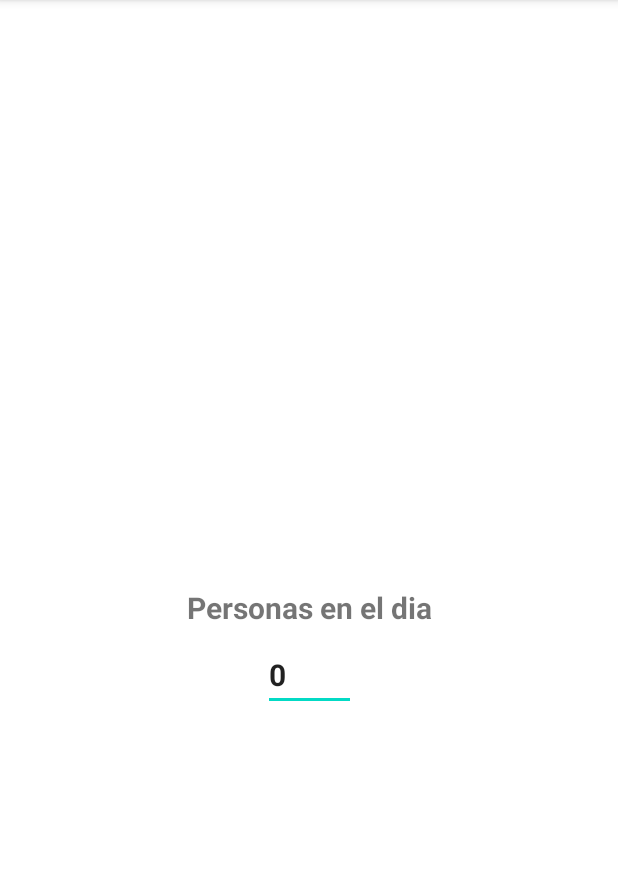
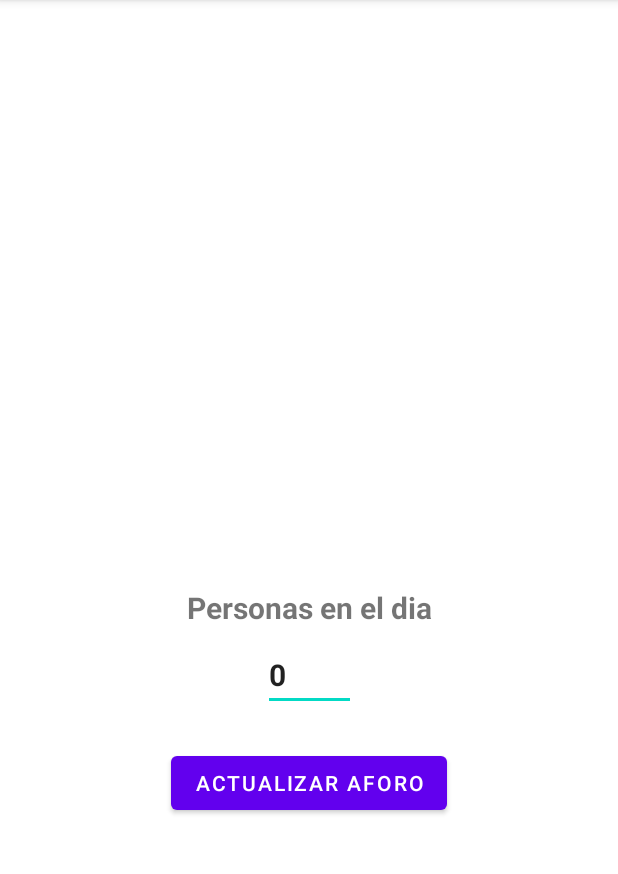
Before and after one commit to HansDavila/AforoSeguro, an Android app: the InicioActivity screen opened directly, with no data from a screen before it, in the options menu, after a tap on "Personas en el dia", on a phone screen of 412 x 824 dp, the part 84-958 px from its top. Run offline under Robolectric (Android 15) with nearby library versions, the phone set to English and light mode, and no system bars; our stand-ins replace Firebase (no records; nobody signed in at launch, a user with empty details on screens opened directly); 1 statement that could not run was skipped.

Commit message:
Se añade actualizacion de aforo

```diff
--- a/app/src/main/java/com/example/puertacovid/ApiService.java
+++ b/app/src/main/java/com/example/puertacovid/ApiService.java
@@ -10,6 +10,6 @@ import retrofit2.Call;
 import retrofit2.http.GET;
 
 public interface ApiService {
-    @GET("/get_random_number")
-    Call<ResponseBody> getRandomNumber();
+    @GET("/get_aforo")
+    Call<ResponseBody> getAforo();
 }
--- a/app/src/main/java/com/example/puertacovid/InicioActivity.java
+++ b/app/src/main/java/com/example/puertacovid/InicioActivity.java
@@ -11,6 +11,7 @@ import android.content.res.Resources;
 import android.graphics.Color;
 import android.os.AsyncTask;
 import android.os.Bundle;
+import android.os.Handler;
 import android.util.Log;
 import android.view.Menu;
 import android.view.MenuItem;
@@ -84,9 +85,47 @@ public class InicioActivity extends AppCompatActivity {
     String command;
     //private OutputStream outputStream;
 
+    private Handler handler = new Handler();
+    private Runnable runnableCode = new Runnable() {
+        @Override
+        public void run() {
+            fetchAforo(); // Método que hace la solicitud GET
+            handler.postDelayed(this, 10000); // Reprograma el runnable cada 10 segundos
+        }
+    };
+
+
+
     @Override
     protected void onResume() {
         super.onResume();
+
+        // Localiza el TextView de capacidad
+        TextView textViewCapacidad = findViewById(R.id.capacidad);
+
+        // Crea una referencia al documento de Firestore
+        DocumentReference aforoRef = fStore.collection("Estado").document("Aforo");
+
+        // Añade un EventListener para escuchar los cambios en tiempo real
+        aforoRef.addSnapshotListener(new EventListener<DocumentSnapshot>() {
+            @Override
+            public void onEvent(@Nullable DocumentSnapshot snapshot,
+                                @Nullable FirebaseFirestoreException e) {
+                if (e != null) {
+                    Log.w(TAG, "Listen failed.", e);
+                    return;
+                }
+
+                if (snapshot != null && snapshot.exists()) {
+                    // Obtiene el valor de Maximo y actualiza el TextView
+                    String maximo = snapshot.getString("Maximo");
+                    textViewCapacidad.setText("Capacidad: " + maximo + " personas");
+                } else {
+                    Log.d(TAG, "Current data: null");
+                }
+            }
+        });
+
         DocumentReference df = fStore.collection("Estado").document("EstadoPuerta");
         df.addSnapshotListener(new EventListener<DocumentSnapshot>() {
             @Override
@@ -113,39 +152,7 @@ public class InicioActivity extends AppCompatActivity {
 
         campoTxt = findViewById(R.id.CampoTxt);
 
-        Retrofit retrofit = new Retrofit.Builder()
-                .baseUrl("http://192.168.0.7:5000/")
-                .addConverterFactory(GsonConverterFactory.create())
-                .build();
-
-        ApiService apiService = retrofit.create(ApiService.class);
-        Call<ResponseBody> call = apiService.getRandomNumber();
-
-        call.enqueue(new Callback<ResponseBody>() {
-            @Override
-            public void onResponse(Call<ResponseBody> call, Response<ResponseBody> response) {
-                if (response.isSuccessful()) {
-                    try {
-                        JSONObject jsonObject = new JSONObject(response.body().string());
-                        int randomNumber = jsonObject.getInt("number");
-                        mTxtReceive.setText(String.valueOf(randomNumber));
-
-                    } catch (JSONException | IOException e) {
-                        e.printStackTrace();
-                        Log.e("API_ERROR", "Error al procesar la respuesta", e);
-                    }
-                } else {
-                    Log.e("API_ERROR", "Respuesta no exitosa: " + response.code());
-                }
-            }
-
-            @Override
-            public void onFailure(Call<ResponseBody> call, Throwable t) {
-                t.printStackTrace();
-                Log.e("API_ERROR", "Error al hacer la llamada", t);
-                campoTxt.setText("Error: " + t.getMessage());
-            }
-        });
+        handler.post(runnableCode);
 
         spinner = findViewById(R.id.spinner);
         mAuth = FirebaseAuth.getInstance();
@@ -317,6 +324,51 @@ mBtnConectar.setOnClickListener(new View.OnClickListener() {
         }
         return super.onOptionsItemSelected(item);
     }
+
+
+    private void fetchAforo() {
+        Retrofit retrofit = new Retrofit.Builder()
+                .baseUrl("http://192.168.0.7:5000/")
+                .addConverterFactory(GsonConverterFactory.create())
+                .build();
+
+        ApiService apiService = retrofit.create(ApiService.class);
+        Call<ResponseBody> call = apiService.getAforo();
+
+        call.enqueue(new Callback<ResponseBody>() {
+            @Override
+            public void onResponse(Call<ResponseBody> call, Response<ResponseBody> response) {
+                if (response.isSuccessful()) {
+                    try {
+                        JSONObject jsonObject = new JSONObject(response.body().string());
+                        int randomNumber = jsonObject.getInt("aforo");
+                        mTxtReceive.setText(String.valueOf(randomNumber));
+                    } catch (JSONException | IOException e) {
+                        e.printStackTrace();
+                        Log.e("API_ERROR", "Error al procesar la respuesta", e);
+                    }
+                } else {
+                    Log.e("API_ERROR", "Respuesta no exitosa: " + response.code());
+                }
+            }
+
+            @Override
+            public void onFailure(Call<ResponseBody> call, Throwable t) {
+                t.printStackTrace();
+                Log.e("API_ERROR", "Error al hacer la llamada", t);
+                campoTxt.setText("Error: " + t.getMessage());
+            }
+        });
+    }
+
+
+    @Override
+    protected void onDestroy() {
+        super.onDestroy();
+        // Detiene cualquier callback pendiente al destruir la actividad
+        handler.removeCallbacks(runnableCode);
+    }
+
     /*private class ReadInput implements Runnable {
 
         private boolean bStop = false;
--- a/app/src/main/java/com/example/puertacovid/Registro_dia.java
+++ b/app/src/main/java/com/example/puertacovid/Registro_dia.java
@@ -1,12 +1,20 @@
 package com.example.puertacovid;
 
+import androidx.annotation.NonNull;
 import androidx.annotation.Nullable;
 import androidx.appcompat.app.AppCompatActivity;
 
+import android.content.Intent;
 import android.os.Bundle;
 import android.util.Log;
+import android.view.View;
+import android.widget.Button;
+import android.widget.EditText;
 import android.widget.TextView;
+import android.widget.Toast;
 
+import com.google.android.gms.tasks.OnFailureListener;
+import com.google.android.gms.tasks.OnSuccessListener;
 import com.google.firebase.firestore.DocumentReference;
 import com.google.firebase.firestore.DocumentSnapshot;
 import com.google.firebase.firestore.EventListener;
@@ -19,12 +27,49 @@ public class Registro_dia extends AppCompatActivity {
     private static final String TAG = "BlueTest5-MainActivity";
 
 
+
     @Override
     protected void onCreate(Bundle savedInstanceState) {
         super.onCreate(savedInstanceState);
         setContentView(R.layout.activity_registro_dia);
         mTxtReceive = (TextView) findViewById(R.id.people_day);
         fStore = FirebaseFirestore.getInstance();
+
+        Button btnUpdateAforo = findViewById(R.id.btnUpdateAforo);
+        EditText peopleDayEditText = findViewById(R.id.people_day);
+
+        // Crea una referencia al documento de Firestore
+        DocumentReference aforoRef = fStore.collection("Estado").document("Aforo");
+
+        // Añade un EventListener para escuchar los cambios en tiempo real
+        aforoRef.addSnapshotListener(new EventListener<DocumentSnapshot>() {
+            @Override
+            public void onEvent(@Nullable DocumentSnapshot snapshot,
+                                @Nullable FirebaseFirestoreException e) {
+                if (e != null) {
+                    Log.w(TAG, "Listen failed.", e);
+                    return;
+                }
+
+                if (snapshot != null && snapshot.exists()) {
+                    // Obtiene el valor de Maximo y actualiza el TextView
+                    String maximo = snapshot.getString("Maximo");
+                    peopleDayEditText.setText(maximo);
+                } else {
+                    Log.d(TAG, "Current data: null");
+                }
+            }
+        });
+
+
+
+        btnUpdateAforo.setOnClickListener(new View.OnClickListener() {
+            @Override
+            public void onClick(View v) {
+                String peopleDayValue = peopleDayEditText.getText().toString();
+                updateFirestoreAforo(peopleDayValue);
+            }
+        });
     }
 
     @Override
@@ -50,4 +95,25 @@ public class Registro_dia extends AppCompatActivity {
             }
         });
     }
+
+    private void updateFirestoreAforo(String value) {
+        FirebaseFirestore db = FirebaseFirestore.getInstance();
+        DocumentReference aforoRef = db.collection("Estado").document("Aforo");
+
+        aforoRef.update("Maximo", value)
+                .addOnSuccessListener(new OnSuccessListener<Void>() {
+                    @Override
+                    public void onSuccess(Void aVoid) {
+                        Toast.makeText(Registro_dia.this, "Aforo actualizado", Toast.LENGTH_SHORT).show();
+                        Intent intent = new Intent(Registro_dia.this, InicioActivity.class);
+                        startActivity(intent);
+                    }
+                })
+                .addOnFailureListener(new OnFailureListener() {
+                    @Override
+                    public void onFailure(@NonNull Exception e) {
+                        // Handle failure
+                    }
+                });
+    }
 }
--- a/app/src/main/res/layout/activity_registro_dia.xml
+++ b/app/src/main/res/layout/activity_registro_dia.xml
@@ -43,4 +43,14 @@
         app:layout_constraintRight_toRightOf="parent"
         app:layout_constraintTop_toTopOf="parent"/>
 
+    <Button
+        android:id="@+id/btnUpdateAforo"
+        android:layout_width="wrap_content"
+        android:layout_height="wrap_content"
+        android:text="Actualizar aforo"
+        app:layout_constraintEnd_toEndOf="parent"
+        app:layout_constraintStart_toStartOf="parent"
+        app:layout_constraintTop_toBottomOf="@id/people_day"
+        android:layout_marginTop="24dp"/>
+
 </androidx.constraintlayout.widget.ConstraintLayout>
```
